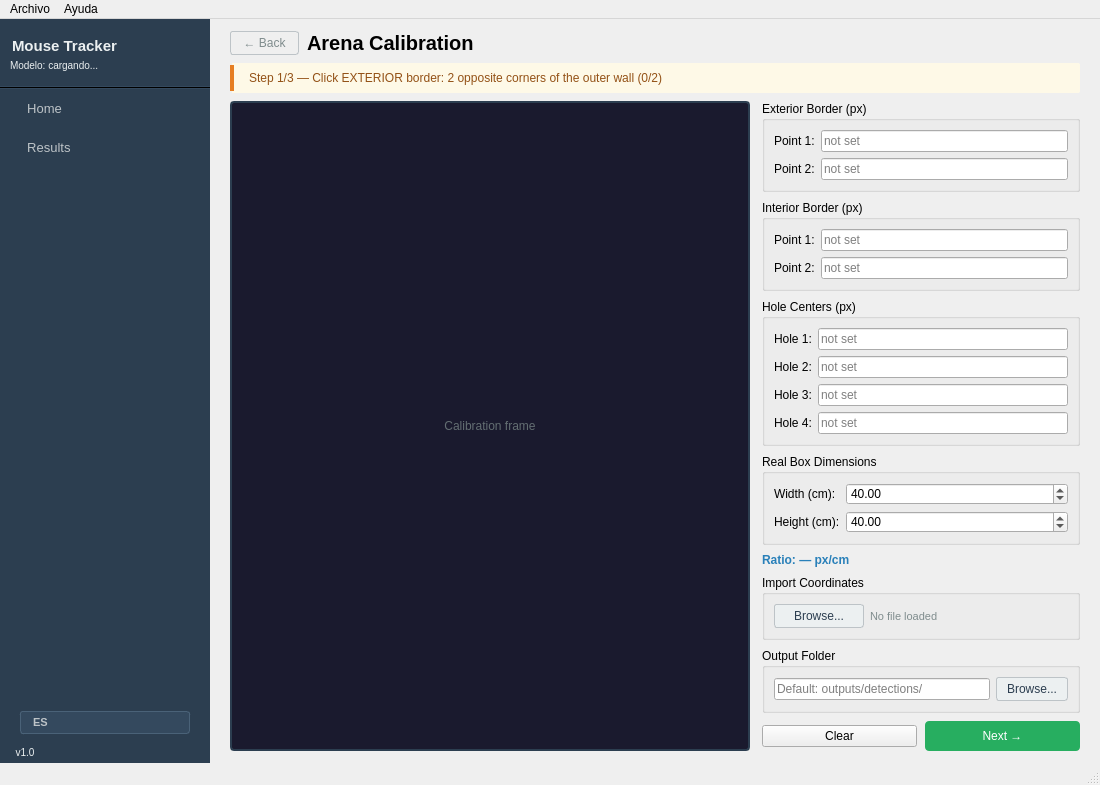
Before: the Qt Designer form gui/main_window.ui in S4H0ST/Computer-Vision-Mice-Tracking, drawn with Qt 5.
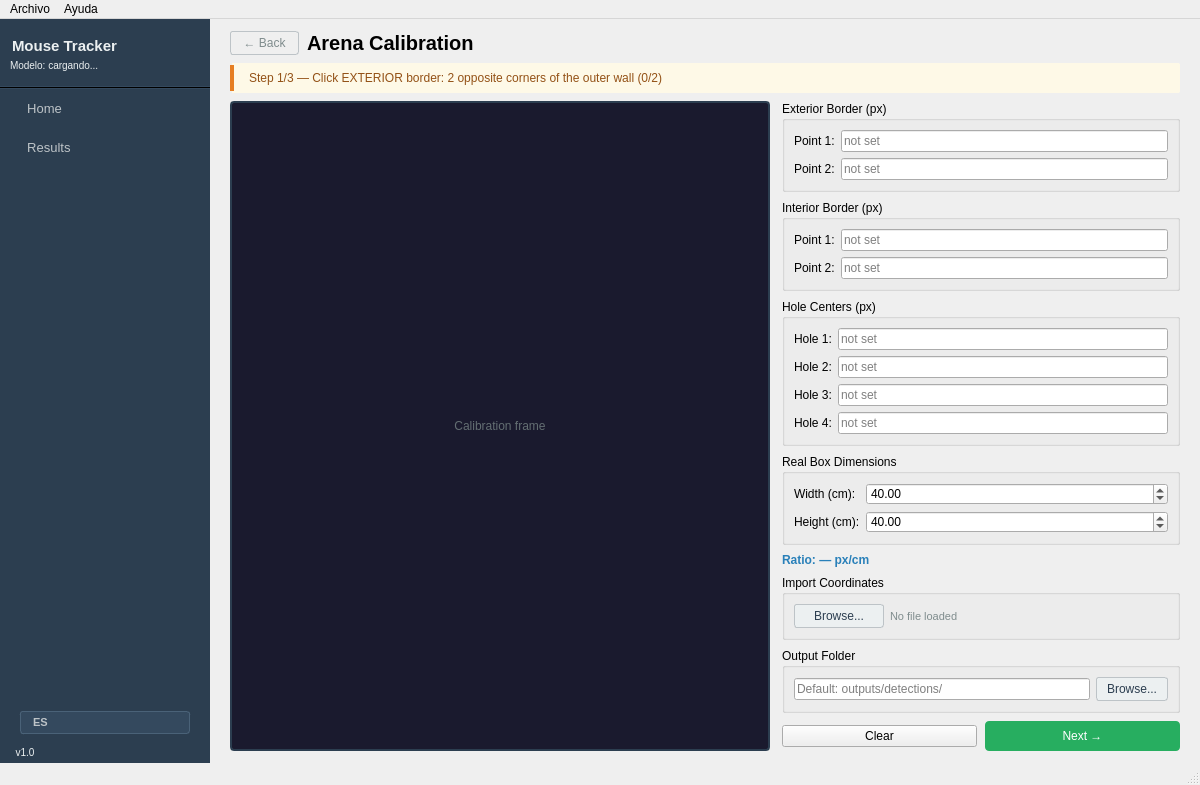
After: the same form once the commit is applied. The open tabs and pages were chosen to show the change.

Commit message: fix: grid overlay, legend, first-click drift and window proportions in calibration

```diff
--- a/gui/main_window.ui
+++ b/gui/main_window.ui
@@ -6,8 +6,8 @@
    <rect>
     <x>0</x>
     <y>0</y>
-    <width>1100</width>
-    <height>700</height>
+    <width>1200</width>
+    <height>620</height>
    </rect>
   </property>
   <property name="windowTitle">
@@ -611,8 +611,8 @@
            <widget class="QLabel" name="lbl_frame_display">
             <property name="minimumSize">
              <size>
-              <width>520</width>
-              <height>380</height>
+              <width>540</width>
+              <height>340</height>
              </size>
             </property>
             <property name="text">
@@ -1611,7 +1611,7 @@
     <rect>
      <x>0</x>
      <y>0</y>
-     <width>1100</width>
+     <width>1200</width>
      <height>21</height>
     </rect>
    </property>
```
Left out of the diff: 2 changed lines with no effect on the pictures. The commit also changes 1 other file.
